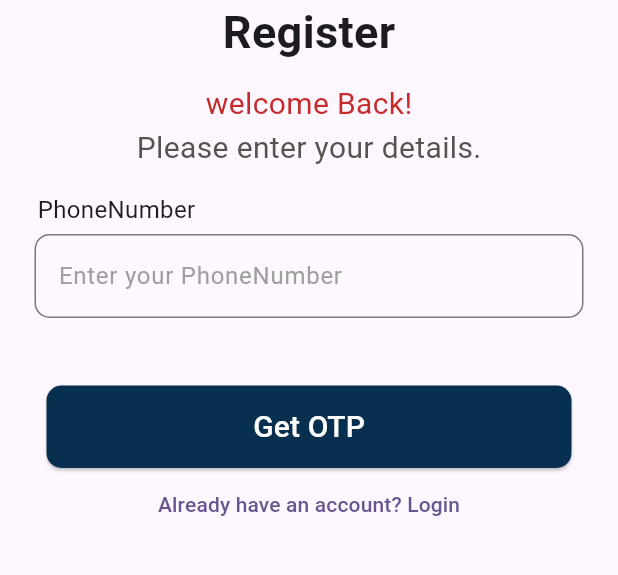
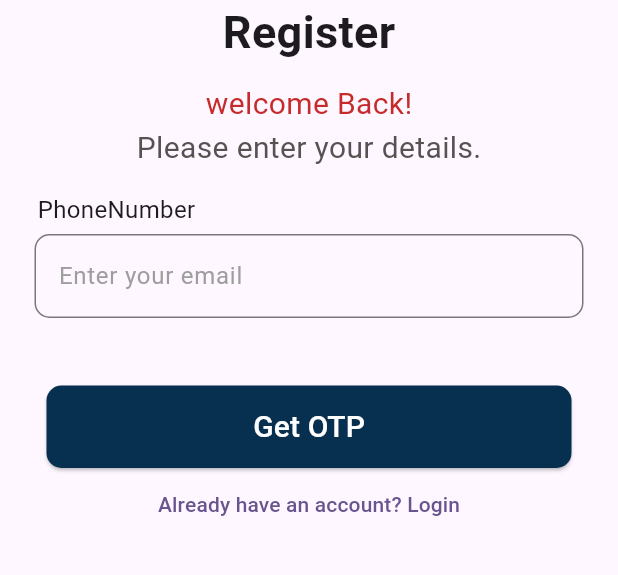
Before and after one commit to AravindAravind12345/shoppingapp, a Flutter app: the Registerpage screen opened directly, on a phone screen of 412 x 824 dp, the part 330-905 px from its top. Run offline on Flutter 3.47's test engine with Material 3 defaults, Android fonts, the phone set to English and light mode, and no system bars; our stand-ins replace carousel_slider, firebase_auth, firebase_core, google_sign_in, material_symbols_icons, pin_code_fields; accounts and stored records are empty.

Commit message:
phonenochanged

```diff
--- a/lib/LoginFile/registerpage.dart
+++ b/lib/LoginFile/registerpage.dart
@@ -97,7 +97,7 @@ class _RegisterpageState extends State<Registerpage> {
               child: TextFormField(
                 controller: phonecontroller,
                 decoration: InputDecoration(
-                    hintText: "Enter your PhoneNumber",
+                    hintText: "Enter your email",
                     hintStyle: TextStyle(color: Colors.grey),
                     border: OutlineInputBorder(
                         borderRadius: BorderRadius.circular(10))),
```
